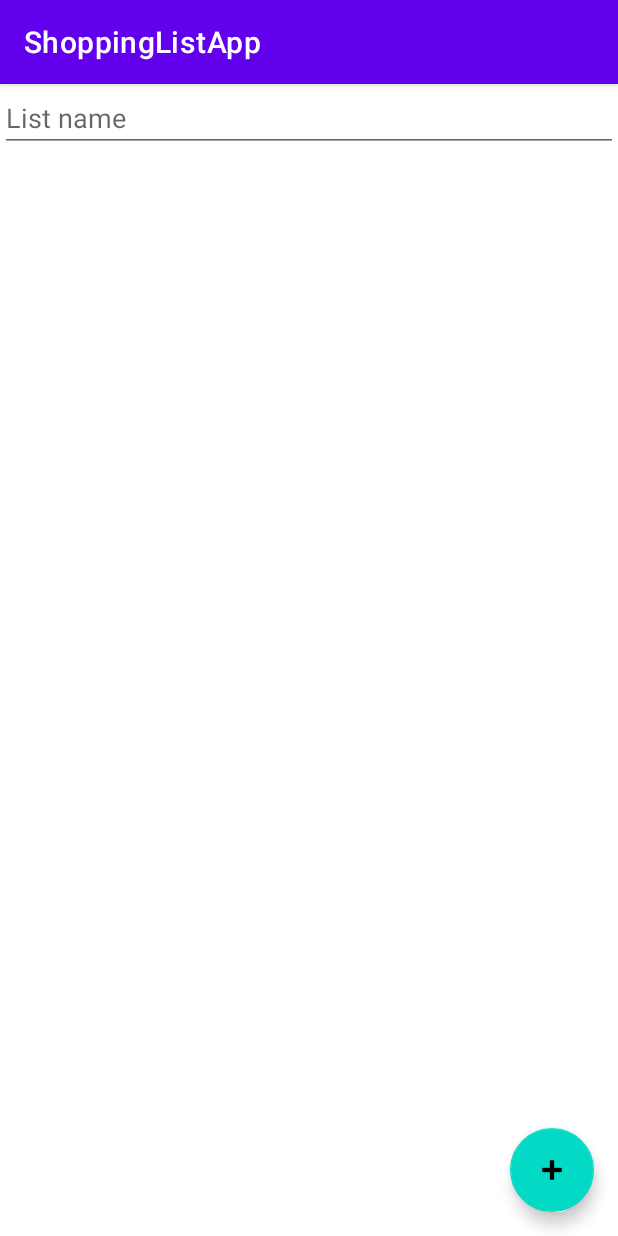
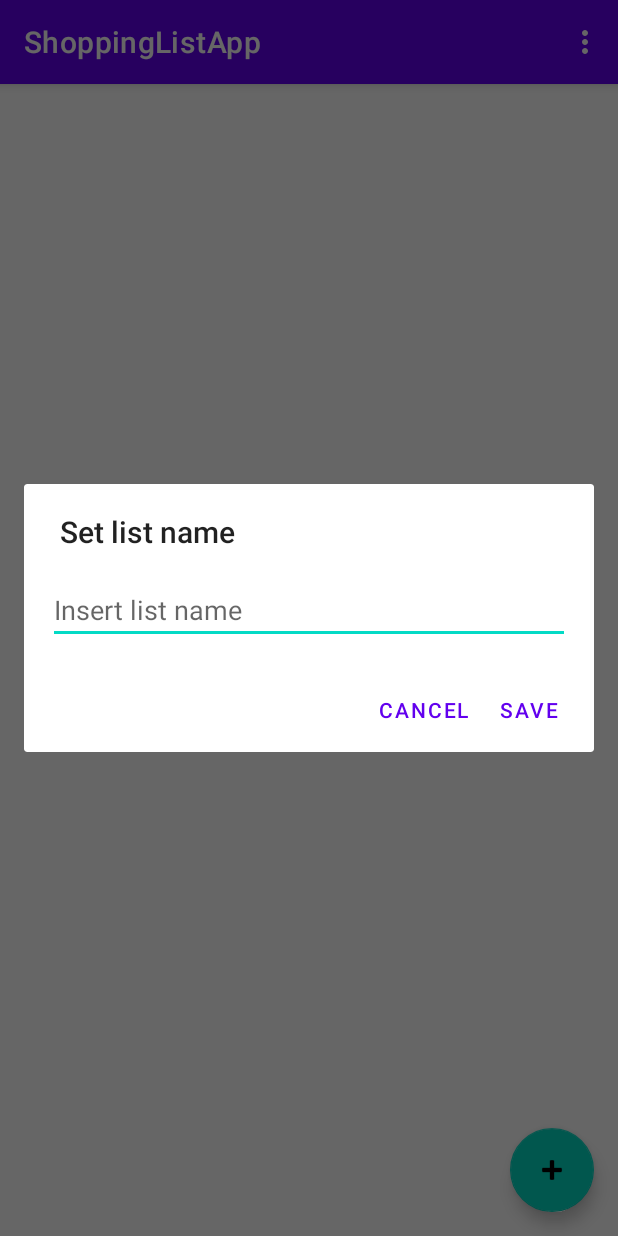
Before and after one commit to karkaminski/ShoppingListApp, an Android app: the DetailsListFragment screen opened through its navigation route, on a phone screen of 412 x 824 dp. Run offline under Robolectric (Android 15) with nearby library versions, the phone set to English and light mode, and no system bars; our stand-ins replace Room's generated code, data binding; 1 statement that could not run was skipped.

Commit message:
rename list with dialog

```diff
--- a/app/src/main/java/pl/karkaminski/shoppinglistapp/ui/listdetails/DetailsListFragment.kt
+++ b/app/src/main/java/pl/karkaminski/shoppinglistapp/ui/listdetails/DetailsListFragment.kt
@@ -3,7 +3,6 @@ package pl.karkaminski.shoppinglistapp.ui.listdetails
 import android.os.Bundle
 import android.view.*
 import android.widget.EditText
-import androidx.core.view.isVisible
 import androidx.fragment.app.Fragment
 import androidx.lifecycle.ViewModelProvider
 import androidx.navigation.fragment.findNavController
@@ -13,10 +12,11 @@ import pl.karkaminski.shoppinglistapp.data.ShoppingList
 import pl.karkaminski.shoppinglistapp.data.ShoppingListDetail
 import pl.karkaminski.shoppinglistapp.databinding.ListDetailsFragmentBinding
 import pl.karkaminski.shoppinglistapp.ui.ShoppingListsViewModel
-import pl.karkaminski.shoppinglistapp.ui.mainviewpager.MainViewPagerFragmentDirections
 
-class DetailsListFragment : Fragment(), AddDetailDialog.AddDetailDialogListener,
-DetailsListAdapter.OnItemClickedListener{
+class DetailsListFragment : Fragment(),
+    AddDetailDialog.AddDetailDialogListener,
+    RenameDialog.RenameListDialogListener,
+    DetailsListAdapter.OnItemClickedListener {
 
     private lateinit var mViewModel: ShoppingListsViewModel
 
@@ -25,6 +25,7 @@ DetailsListAdapter.OnItemClickedListener{
     private val args by navArgs<DetailsListFragmentArgs>()
     private val listDetailsAdapter = DetailsListAdapter(this)
     private var newList = false
+    private lateinit var fragmentBinding: ListDetailsFragmentBinding
 
     override fun onCreate(savedInstanceState: Bundle?) {
         super.onCreate(savedInstanceState)
@@ -35,17 +36,19 @@ DetailsListAdapter.OnItemClickedListener{
         inflater: LayoutInflater, container: ViewGroup?,
         savedInstanceState: Bundle?
     ): View {
-        val fragmentBinding = ListDetailsFragmentBinding.inflate(inflater, container, false)
+        fragmentBinding = ListDetailsFragmentBinding.inflate(inflater, container, false)
 
         mViewModel = ViewModelProvider(this).get(ShoppingListsViewModel::class.java)
         mShoppingList = args.shoppingList
 
         fragmentBinding.editTextName.setText(mShoppingList?.name)
+
         fragmentBinding.recyclerView.adapter = listDetailsAdapter
 
         if (mShoppingList == null) {
             mShoppingList = ShoppingList("")
             newList = true
+            renameListWithDialog()
         }
 
         listDetailsAdapter.isListActive = mShoppingList!!.isActive
@@ -61,23 +64,13 @@ DetailsListAdapter.OnItemClickedListener{
             }
         }
 
-        fragmentBinding.editTextName.setOnFocusChangeListener { viewEditTextName, hasFocus ->
-            if (!hasFocus) {
-                mShoppingList!!.name = (viewEditTextName as EditText).text.toString()
-                insertOrUpdate(mShoppingList!!)
-            }
-        }
-
-        if (mShoppingList!!.isActive){
+        if (mShoppingList!!.isActive) {
             fragmentBinding.floatingActionButton.visibility = View.VISIBLE
-        }
-        else {
+        } else {
             fragmentBinding.floatingActionButton.visibility = View.GONE
         }
 
         fragmentBinding.floatingActionButton.setOnClickListener {
-            fragmentBinding.editTextName.clearFocus()
-
             val dialog = AddDetailDialog(this)
             dialog.show(requireActivity().supportFragmentManager, "addDetailDialog")
         }
@@ -92,16 +85,22 @@ DetailsListAdapter.OnItemClickedListener{
     }
 
     override fun onOptionsItemSelected(item: MenuItem): Boolean {
-        if(item.itemId == R.id.archive_list_item){
+        if (item.itemId == R.id.archive_list_item) {
             mShoppingList!!.isActive = false
             mViewModel.updateShoppingList(mShoppingList!!)
-            val action = DetailsListFragmentDirections.actionListDetailsFragmentToMainViewPagerFragment2()
+            val action =
+                DetailsListFragmentDirections.actionListDetailsFragmentToMainViewPagerFragment2()
             findNavController().navigate(action)
         }
+
+        if (item.itemId == R.id.rename_item) {
+            renameListWithDialog()
+        }
+
         return super.onOptionsItemSelected(item)
     }
 
-    private fun insertOrUpdate(shoppingList: ShoppingList) {
+    private fun insertOrUpdateShoppingList(shoppingList: ShoppingList) {
         if (newList) {
             mViewModel.insertShoppingList(shoppingList)
         } else {
@@ -120,4 +119,15 @@ DetailsListAdapter.OnItemClickedListener{
     override fun onItemClicked(shoppingListDetail: ShoppingListDetail) {
         mViewModel.updateDetail(shoppingListDetail)
     }
+
+    override fun renameList(listName: String) {
+        mShoppingList!!.name = listName
+        insertOrUpdateShoppingList(mShoppingList!!)
+        fragmentBinding.editTextName.text = listName
+    }
+
+    private fun renameListWithDialog() {
+        val dialog = RenameDialog(this)
+        dialog.show(requireActivity().supportFragmentManager, "renameListDialog")
+    }
 }
--- /dev/null
+++ b/app/src/main/java/pl/karkaminski/shoppinglistapp/ui/listdetails/RenameDialog.kt
@@ -0,0 +1,40 @@
+package pl.karkaminski.shoppinglistapp.ui.listdetails
+
+import android.app.AlertDialog
+import android.app.Dialog
+import android.os.Bundle
+import android.widget.EditText
+import androidx.fragment.app.DialogFragment
+import pl.karkaminski.shoppinglistapp.R
+import java.lang.IllegalStateException
+
+class RenameDialog(private val renameListDialogListener: RenameListDialogListener)
+    : DialogFragment() {
+
+    override fun onCreateDialog(savedInstanceState: Bundle?): Dialog {
+        return activity?.let {
+            val builder = AlertDialog.Builder(it)
+            val inflater = requireActivity().layoutInflater
+            val view = inflater.inflate(R.layout.dialog_rename_list, null)
+            val editText = view.findViewById<EditText>(R.id.edit_text_name)
+
+            builder.setView(view)
+                .setTitle(getString(R.string.set_list_name))
+                .setPositiveButton( getString(R.string.save)) {
+                    _, _ ->
+                    renameListDialogListener.renameList(
+                        editText.text.toString()
+                    )
+                }
+                .setNegativeButton(getString(R.string.cancel)) {
+                    _, _ ->
+                    dialog?.cancel()
+                }
+            builder.create()
+        } ?: throw IllegalStateException("Activity cannot be null")
+    }
+
+    interface RenameListDialogListener {
+        fun renameList(listName: String)
+    }
+}
--- /dev/null
+++ b/app/src/main/res/layout/dialog_rename_list.xml
@@ -0,0 +1,14 @@
+<?xml version="1.0" encoding="utf-8"?>
+
+<RelativeLayout xmlns:android="http://schemas.android.com/apk/res/android"
+    android:layout_width="match_parent"
+    android:layout_height="wrap_content"
+    android:padding="16dp">
+
+    <androidx.appcompat.widget.AppCompatEditText
+        android:id="@+id/edit_text_name"
+        android:layout_width="match_parent"
+        android:layout_height="wrap_content"
+        android:hint="@string/insert_list_name" />
+
+</RelativeLayout>
--- a/app/src/main/res/layout/list_details_fragment.xml
+++ b/app/src/main/res/layout/list_details_fragment.xml
@@ -15,11 +15,13 @@
             android:layout_height="match_parent"
             android:orientation="vertical">
 
-            <androidx.appcompat.widget.AppCompatEditText
+            <TextView
                 android:id="@+id/edit_text_name"
                 android:layout_width="match_parent"
                 android:layout_height="wrap_content"
-                android:hint="List name" />
+                tools:text="List name"
+                android:textSize="30dp"
+                android:padding="8dp"/>
 
             <androidx.recyclerview.widget.RecyclerView
                 android:id="@+id/recycler_view"
--- a/app/src/main/res/menu/list_details_menu.xml
+++ b/app/src/main/res/menu/list_details_menu.xml
@@ -8,4 +8,10 @@
         android:title="@string/archive_list"
         app:showAsAction="ifRoom"/>
 
+    <item
+        android:id="@+id/rename_item"
+        android:icon="@android:drawable/ic_menu_info_details"
+        android:title="@string/rename_list"
+        app:showAsAction="never"/>
+
 </menu>
--- a/app/src/main/res/values/strings.xml
+++ b/app/src/main/res/values/strings.xml
@@ -4,12 +4,15 @@
     <string name="hello_blank_fragment">Hello blank fragment</string>
 
     <string name="shopping_list_additional_info">Groceries done: %1$s / %2$s</string>
-    <string name="add_detail_save">Save</string>
-    <string name="add_detail_cancel">Cancel</string>
+    <string name="save">Save</string>
+    <string name="cancel">Cancel</string>
     <string name="product_name">Product name</string>
     <string name="quantity">Quantity</string>
     <string name="add_product">Add Product</string>
     <string name="archive_list">Archive list</string>
+    <string name="rename_list">Rename list</string>
+    <string name="insert_list_name">Insert list name</string>
+    <string name="set_list_name">Set list name</string>
 
     <string-array name="units">
         <item>piece</item>
```
Also changed, not shown: app/src/main/java/pl/karkaminski/shoppinglistapp/ui/listdetails/AddDetailDialog.kt (+4 -4 lines).
